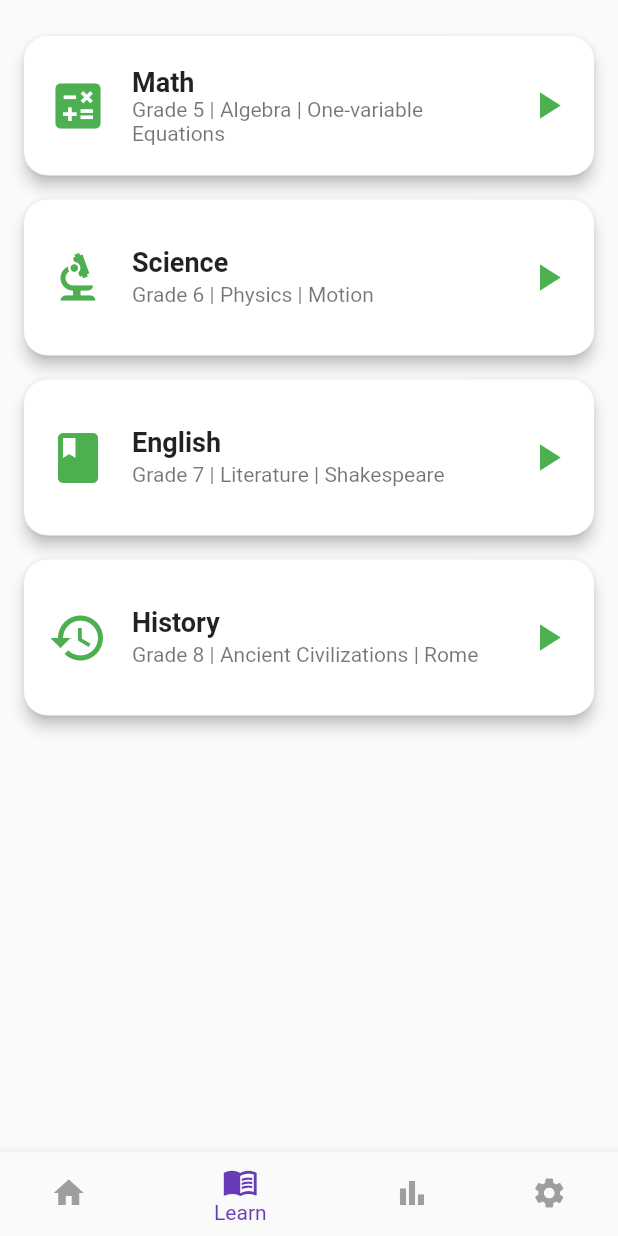
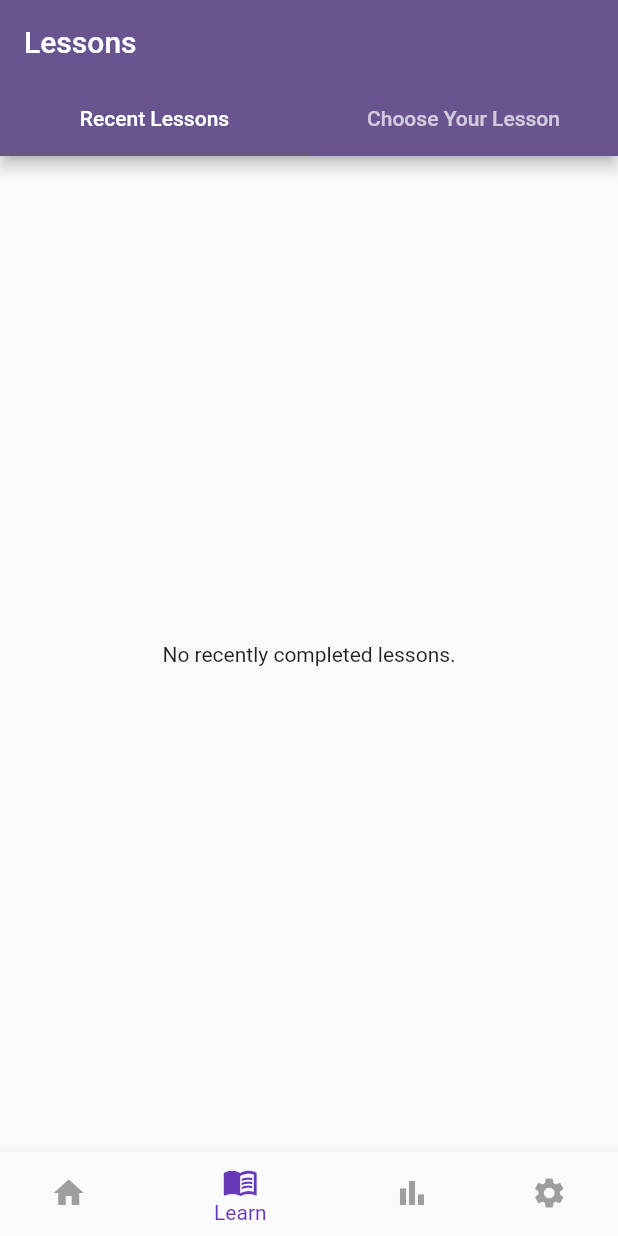
Before and after one commit to KrazeeCoder/fbla-mobile-app-2425-learning, a Flutter app: the screen it shows after launch, item 2 of the bottom bar chosen, on a phone screen of 412 x 824 dp. Run offline on Flutter 3.47's test engine with Material 3 defaults, Android fonts, the phone set to English and light mode, and no system bars; our stand-ins replace cloud_firestore, firebase_auth, firebase_core, google_generative_ai; accounts and stored records are empty.

Commit message:
made mini games take subtopic questions, added firebase functionality to recentlessons, added choose your own lesson page, removed hardcoded values

```diff
--- a/lib/main.dart
+++ b/lib/main.dart
@@ -1,3 +1,4 @@
+
 import 'package:flutter/material.dart';
 import 'package:firebase_core/firebase_core.dart';
 import 'pages/home.dart';
@@ -84,4 +85,5 @@ class _MainPageState extends State<MainPage> {
       ),
     );
   }
+
 }
--- a/lib/pages/learn.dart
+++ b/lib/pages/learn.dart
@@ -1,26 +1,34 @@
+import 'package:fbla_mobile_2425_learning_app/widgets/recent_lessons_homepage.dart';
+import 'package:flutter/material.dart';
 
-import 'package:fbla_mobile_2425_learning_app/widgets/cypher_question.dart';
-import 'package:flutter/material.dart';
-import '../minigames/cypher_game.dart';
-import '../widgets/earth_widget.dart';
-import '../widgets/recent_lessons_homepage.dart';
+import '../widgets/chooseyourownlesson.dart';
 
-class LearnPage extends StatefulWidget {
+
+
+class LearnPage extends StatelessWidget {
   const LearnPage({super.key});
 
   @override
-  State<LearnPage> createState() => _LearnPageState();
-}
-
-class _LearnPageState extends State<LearnPage> {
-
-
-
-  @override
   Widget build(BuildContext context) {
-
-    return Scaffold(
-        body: RecentLessonsPage()
+    return DefaultTabController(
+      length: 2,
+      child: Scaffold(
+        appBar: AppBar(
+          title: const Text("Lessons"),
+          bottom: const TabBar(
+            tabs: [
+              Tab(text: "Recent Lessons"),
+              Tab(text: "Choose Your Lesson"),
+            ],
+          ),
+        ),
+        body: const TabBarView(
+          children: [
+            RecentLessonsPage(),
+            ChooseLessonPage(),
+          ],
+        ),
+      ),
     );
   }
 }
--- a/lib/widgets/recent_lessons_homepage.dart
+++ b/lib/widgets/recent_lessons_homepage.dart
@@ -1,124 +1,115 @@
+import 'package:fbla_mobile_2425_learning_app/widgets/subtopic_widget.dart';
+import 'package:flutter/material.dart';
+import 'package:cloud_firestore/cloud_firestore.dart';
+import 'package:flutter/services.dart' show rootBundle;
 import 'dart:convert';
-import 'package:flutter/foundation.dart';
-import 'package:flutter/services.dart' show rootBundle;
-import 'package:flutter/material.dart';
-import '../minigames/cypher_game.dart';
-import '../minigames/maze_game.dart';
 import 'lessons.dart';
-import 'subtopic_widget.dart';
 
 
-class RecentLessonsPage extends StatelessWidget {
+class RecentLessonsPage extends StatefulWidget {
   const RecentLessonsPage({super.key});
 
-  // Method to load JSON from assets
-  Future<Map<String, dynamic>> loadJsonData() async {
+  @override
+  _RecentLessonsPageState createState() => _RecentLessonsPageState();
+}
+
+class _RecentLessonsPageState extends State<RecentLessonsPage> {
+  List<int> completedSubtopics = [];
+
+  Future<void> fetchUserCompletedLessons() async {
+    try {
+      DocumentSnapshot userDoc = await FirebaseFirestore.instance
+          .collection('users')
+          .doc('SKFMYGD4oclNQ2focMJN')
+          .get();
+
+      if (userDoc.exists) {
+        setState(() {
+          completedSubtopics = List<int>.from(userDoc['subtopicsCompleted']);
+        });
+      }
+    } catch (e) {
+      print("Error fetching user data: $e");
+    }
+  }
+
+  Future<List<Map<String, dynamic>>> loadCompletedLessons() async {
     String jsonString = await rootBundle.loadString('assets/content.json');
-    return json.decode(jsonString);
+    Map<String, dynamic> data = json.decode(jsonString);
+    List<Map<String, dynamic>> lessons = [];
+
+    for (var subject in data['subjects']) {
+      for (var grade in subject['grades']) {
+        for (var unit in grade['units']) {
+          for (var subtopic in unit['subtopics']) {
+            int subtopicId = subtopic['subtopic_id'];
+            if (completedSubtopics.contains(subtopicId)) {
+              lessons.add({
+                'subject': subject['name'],
+                'grade': grade['grade'],
+                'unit': unit['unit'],
+                'subtopic': subtopic['subtopic'],
+                'subtopicId': subtopicId, // Pass subtopicId
+                'readingTitle': subtopic['reading']['title'],
+                'readingContent': subtopic['reading']['content']
+              });
+            }
+          }
+        }
+      }
+    }
+    return lessons;
+  }
+
+  @override
+  void initState() {
+    super.initState();
+    fetchUserCompletedLessons();
   }
 
   @override
   Widget build(BuildContext context) {
-    return FutureBuilder<Map<String, dynamic>>(
-      future: loadJsonData(),
+    return FutureBuilder<List<Map<String, dynamic>>>(
+      future: loadCompletedLessons(),
       builder: (context, snapshot) {
         if (snapshot.connectionState == ConnectionState.waiting) {
           return const Center(child: CircularProgressIndicator());
         }
 
-        if (snapshot.hasError) {
-          return Center(child: Text('Error: ${snapshot.error}'));
+        if (!snapshot.hasData || snapshot.data!.isEmpty) {
+          return const Center(child: Text('No recently completed lessons.'));
         }
 
-        if (!snapshot.hasData) {
-          return const Center(child: Text('No data found.'));
-        }
+        final lessons = snapshot.data!;
 
-        final data = snapshot.data!;
-
-        // Predefined list of lessons (with static content)
-        final List<Lesson> lessons = [
-          Lesson(subject: 'Math', grade: 'Grade 5', unit: 'Algebra', subtopic: 'One-variable Equations'),
-          Lesson(subject: 'Science', grade: 'Grade 6', unit: 'Physics', subtopic: 'Motion'),
-          Lesson(subject: 'English', grade: 'Grade 7', unit: 'Literature', subtopic: 'Shakespeare'),
-          Lesson(subject: 'History', grade: 'Grade 8', unit: 'Ancient Civilizations', subtopic: 'Rome'),
-        ];
-
-        return Scaffold(
-          body: Padding(
-            padding: const EdgeInsets.all(16.0),
-            child: ListView.builder(
+        return ListView.builder(
           itemCount: lessons.length,
           itemBuilder: (context, index) {
             final lesson = lessons[index];
 
-                // Fetch content from the JSON dynamically when tapped
             return LessonCard(
-                  lesson: lesson,
-                  onTap: () async {
-                    if (kDebugMode) {
-                      print("Card tapped");
-                    }
-
-                    // Find the subtopic data based on the lesson
-                    final subject = data['subjects'].firstWhere(
-                          (subject) => subject['name'] == lesson.subject,
-                      orElse: () => null,
-                    );
-                    if (subject == null) {
-                      return;
-                    }
-
-                    final grade = subject['grades'].firstWhere(
-                          (grade) => grade['grade'] == lesson.grade,
-                      orElse: () => null,
-                    );
-                    if (grade == null) {
-                      return;
-                    }
-
-                    final unit = grade['units'].firstWhere(
-                          (unit) => unit['unit'] == lesson.unit,
-                      orElse: () => null,
-                    );
-                    if (unit == null) {
-                      return;
-                    }
-
-                    final subtopic = unit['subtopics'].firstWhere(
-                          (sub) => sub['subtopic'] == lesson.subtopic,
-                      orElse: () => null,
-                    );
-
-                    // Set content fallback if no content found
-                    final readingTitle = subtopic?['reading']?['title'] ?? 'No title available';
-                    final readingContent = subtopic?['reading']?['content'] ?? 'No content available';
-
-                    // Navigate to the SubtopicPage with the lesson content
+              lesson: Lesson(
+                subject: lesson['subject'],
+                grade: lesson['grade'],
+                unit: lesson['unit'],
+                subtopic: lesson['subtopic'],
+              ),
+              onTap: () {
                 Navigator.push(
                   context,
                   MaterialPageRoute(
                     builder: (context) => SubtopicPage(
-                          subtopic: lesson.subtopic,
-                          readingTitle: readingTitle,
-                          readingContent: readingContent,
-                          onGameStart: () {
-                            // When game starts, navigate to the cipher game
-                            Navigator.push(
-                              context,
-                              MaterialPageRoute(
-                                builder: (context) => MazeGame(),
-                              ),
-                            );
-                          },
+                      subtopic: lesson['subtopic'],
+                      subtopicId: lesson['subtopicId'], // Pass subtopicId
+                      readingTitle: lesson['readingTitle'],
+                      readingContent: lesson['readingContent'],
+                      onGameStart: () {},
                     ),
                   ),
                 );
               },
             );
           },
-            ),
-          ),
         );
       },
     );
```
Also changed, not shown: assets/content.json (+64 -37 lines), lib/minigames/cypher_game.dart (+37 -7 lines), lib/minigames/maze_game.dart (+44 -1 lines), lib/minigames/puzzle_game.dart (+45 -15 lines), lib/widgets/chooseyourownlesson.dart (added, +224 -0 lines), lib/widgets/subtopic_widget.dart (+4 -5 lines), 1 other file. Lines whose indentation alone changed are shown as unchanged.
